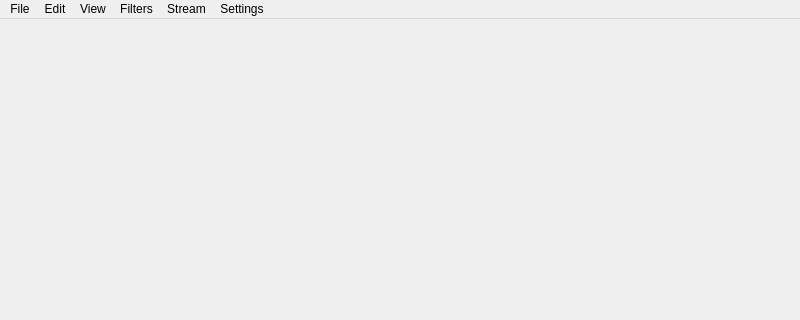
Before: the Qt Designer form app/src/main_window.ui in jan-moravec/structured_log_viewer, drawn with Qt 5; both pictures show x 0 to 800 and y 0 to 320 of the 800 by 600 pixel window.
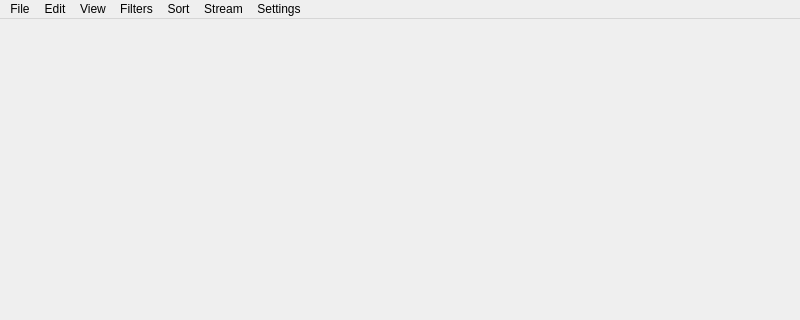
After: the same form once the commit is applied.

Commit message: GUI polish: Sort menu, toolbar split + Clear Sort, header right-click block, status-bar indicator (#60)

```diff
--- a/app/src/main_window.ui
+++ b/app/src/main_window.ui
@@ -68,6 +68,13 @@
     <addaction name="actionClearAllFilters"/>
     <addaction name="separator"/>
    </widget>
+   <widget class="QMenu" name="menuSort">
+    <property name="title">
+     <string>Sort</string>
+    </property>
+    <addaction name="actionClearSort"/>
+    <addaction name="separator"/>
+   </widget>
    <widget class="QMenu" name="menuStream">
     <property name="title">
      <string>Stream</string>
@@ -86,6 +93,7 @@
    <addaction name="menuEdit"/>
    <addaction name="menuView"/>
    <addaction name="menuFilters"/>
+   <addaction name="menuSort"/>
    <addaction name="menuStream"/>
    <addaction name="menuSettings"/>
   </widget>
```
Left out of the diff: 22 changed lines with no effect on the pictures. The commit also changes 8 other files.
